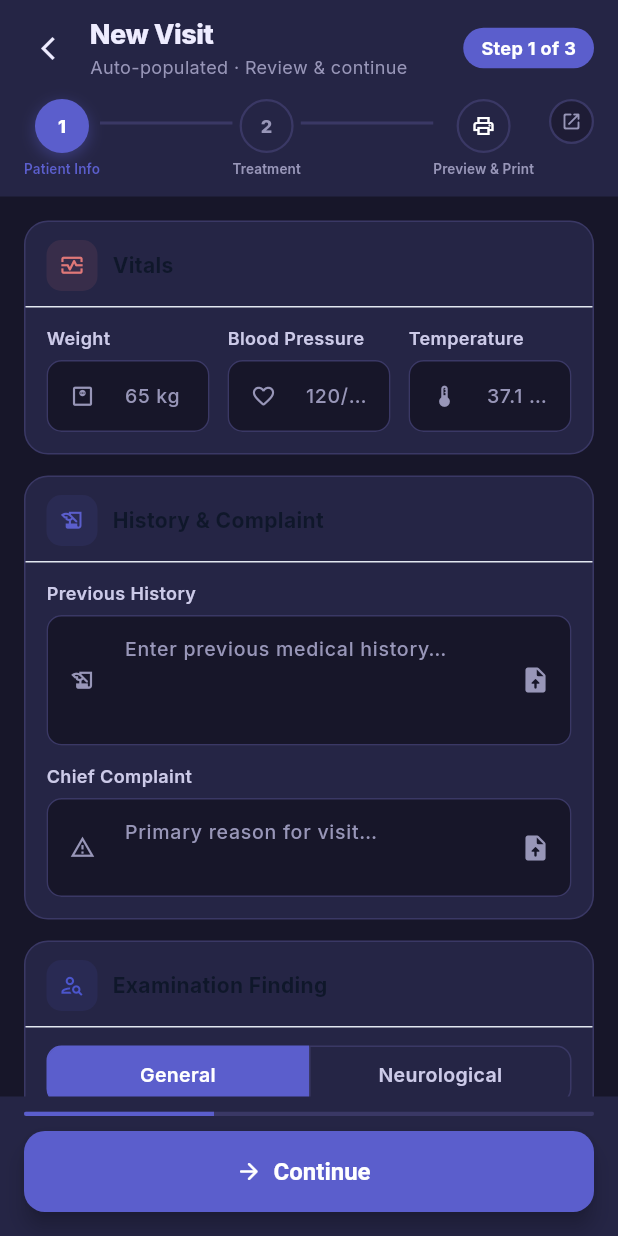
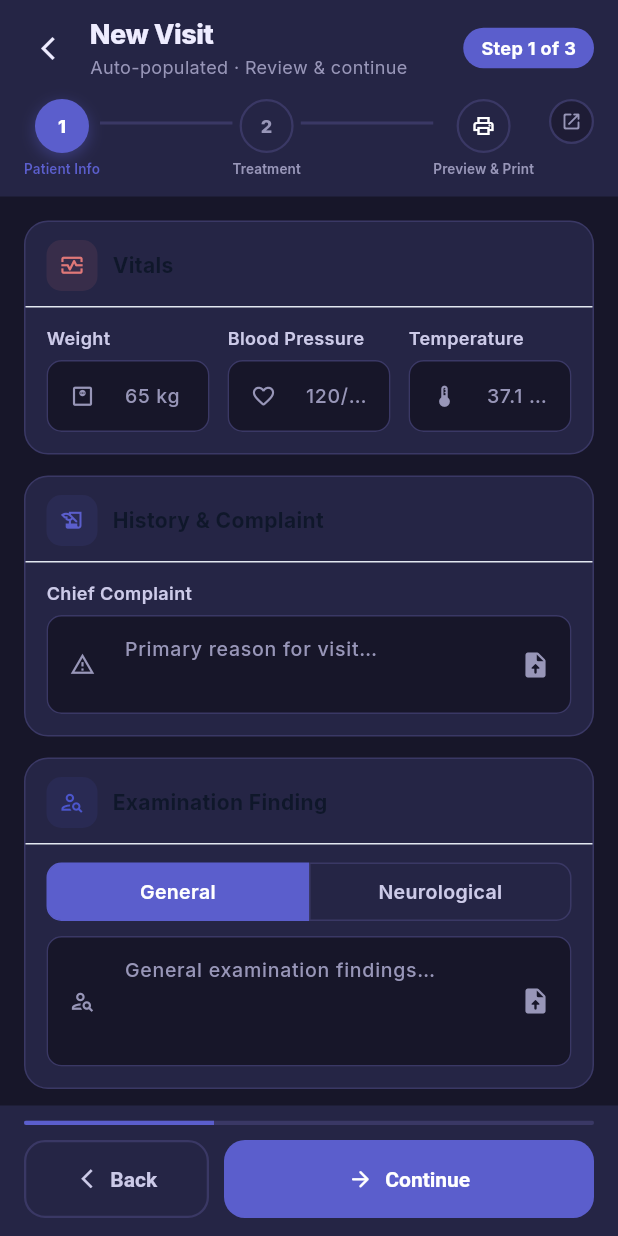
Before and after one commit to sakshidhatrak/-medical-patient-management-system-, a Flutter app: the AddVisitWizardScreen screen opened directly with empty values, swiped to page 2, on a phone screen of 412 x 824 dp. Run offline on Flutter 3.47's test engine with Material 3 defaults, Android fonts, the phone set to English and light mode, and no system bars; our stand-ins replace cached_network_image, connectivity_plus, dartz, dio, equatable, file_picker and 11 more; accounts and stored records are empty; network calls fail; project files that could hold a hidden picture were left out.

Commit message:
UI: clickable step tabs, one-line buttons, remove banner & prev-history
- Visit wizard step dots are now tappable; navigating to Preview
  (step 3) is guarded — shows a snackbar if visit not yet saved
- Back + Save Visit / Continue are now side-by-side in one row at the
  bottom (removed floating action button)
- Removed 'Patient information is auto-populated and read-only' banner
  from step 1
- Removed 'Previous History' field from Treatment tab (History &
  Complaint section now only shows Chief Complaint)
- Patient list header: replaced spine/brain image asset with a plain
  hospital icon in a maroon rounded box

Co-Authored-By: Claude Sonnet 4.6 <noreply@anthropic.com>

```diff
--- a/frontend/lib/features/patients/presentation/screens/patient_list_screen.dart
+++ b/frontend/lib/features/patients/presentation/screens/patient_list_screen.dart
@@ -327,17 +327,18 @@ class _ClinicHeader extends StatelessWidget {
           child: Row(
             children: [
               // Clinic logo
-              SizedBox(
+              Container(
                 width: 44,
-                height: 54,
-                child: Image.asset(
-                  'assets/images/app_logo.png',
-                  fit: BoxFit.contain,
-                  errorBuilder: (_, __, ___) => Icon(
-                    Icons.local_hospital,
-                    size: 32,
-                    color: _kMaroon,
-                  ),
+                height: 44,
+                decoration: BoxDecoration(
+                  color: _kMaroon,
+                  borderRadius: BorderRadius.circular(12),
+                ),
+                alignment: Alignment.center,
+                child: const Icon(
+                  Icons.local_hospital_rounded,
+                  color: Colors.white,
+                  size: 26,
                 ),
               ),
               const SizedBox(width: 8),
--- a/frontend/lib/features/visits/presentation/screens/add_visit_wizard_screen.dart
+++ b/frontend/lib/features/visits/presentation/screens/add_visit_wizard_screen.dart
@@ -479,6 +479,26 @@ class _AddVisitWizardState extends ConsumerState<AddVisitWizardScreen> {
       _pageCtrl.animateToPage(_step,
           duration: const Duration(milliseconds: 300), curve: Curves.easeInOut);
     }
+  }
+
+  // Navigate to any step via tapping the step indicator.
+  // Preview (step 2) is only reachable once the visit has been saved.
+  void _goToStep(int target) {
+    if (target == _step) return;
+    if (target == 2 && _savedVisit == null && widget.visitId == null) {
+      ScaffoldMessenger.of(context).showSnackBar(SnackBar(
+        content: const Text('Save the visit first to preview it.'),
+        behavior: SnackBarBehavior.floating,
+        backgroundColor: _kBlue,
+        shape: RoundedRectangleBorder(borderRadius: BorderRadius.circular(12)),
+        margin: const EdgeInsets.fromLTRB(16, 0, 16, 20),
+        duration: const Duration(seconds: 2),
+      ));
+      return;
+    }
+    setState(() => _step = target);
+    _pageCtrl.animateToPage(target,
+        duration: const Duration(milliseconds: 300), curve: Curves.easeInOut);
   }
 
   void _openPrint() {
@@ -673,46 +693,9 @@ class _AddVisitWizardState extends ConsumerState<AddVisitWizardScreen> {
     }
 
     final vp = MediaQuery.of(context).viewPadding;
-    final isLast    = _step == 1;
-    final isPreview = _step == 2;
     return Scaffold(
       backgroundColor: _kBg,
       resizeToAvoidBottomInset: false,
-      floatingActionButtonLocation: FloatingActionButtonLocation.centerFloat,
-      floatingActionButton: isPreview ? null : Padding(
-        padding: const EdgeInsets.symmetric(horizontal: 16),
-        child: SizedBox(
-          width: double.infinity,
-          height: 54,
-          child: ElevatedButton.icon(
-            onPressed: _saving ? null : (isLast ? _save : _nextStep),
-            style: ElevatedButton.styleFrom(
-              backgroundColor: _kBlue,
-              foregroundColor: Colors.white,
-              disabledBackgroundColor: _kBlue.withValues(alpha: 0.5),
-              elevation: 6,
-              shape: RoundedRectangleBorder(
-                  borderRadius: BorderRadius.circular(14)),
-              textStyle: const TextStyle(
-                  fontSize: 16, fontWeight: FontWeight.w700),
-            ),
-            icon: _saving
-                ? const SizedBox(
-                    width: 18, height: 18,
-                    child: CircularProgressIndicator(
-                        strokeWidth: 2, color: Colors.white))
-                : Icon(isLast
-                    ? Icons.check_circle_outline_rounded
-                    : Icons.arrow_forward_rounded,
-                    size: 18),
-            label: _saving
-                ? const SizedBox.shrink()
-                : Text(isLast
-                    ? (widget.visitId == null ? 'Save Visit' : 'Update Visit')
-                    : 'Continue'),
-          ),
-        ),
-      ),
       body: Column(children: [
         SizedBox(height: vp.top),
         _buildWizardHeader(),
@@ -799,7 +782,10 @@ class _AddVisitWizardState extends ConsumerState<AddVisitWizardScreen> {
           final idx      = i ~/ 2;
           final isDone    = idx < _step;
           final isCurrent = idx == _step;
-          return Column(children: [
+          return GestureDetector(
+            onTap: () => _goToStep(idx),
+            behavior: HitTestBehavior.opaque,
+            child: Column(children: [
               AnimatedContainer(
                 duration: const Duration(milliseconds: 250),
                 width: 36, height: 36,
@@ -831,7 +817,8 @@ class _AddVisitWizardState extends ConsumerState<AddVisitWizardScreen> {
                       fontSize: 9, fontWeight: FontWeight.w600,
                       color: isCurrent ? _kBlue : isDone ? _kSlate : _kMuted,
                       letterSpacing: 0.1)),
-          ]);
+            ]),
+          );
         }),
         // Print icon shortcut (active only on step 3)
         GestureDetector(
@@ -859,6 +846,25 @@ class _AddVisitWizardState extends ConsumerState<AddVisitWizardScreen> {
   // ── Bottom nav ────────────────────────────────────────────────────────────
   Widget _buildBottomNav() {
     final isPreview = _step == 2;
+    final isLast    = _step == 1;
+
+    // Shared button styles
+    final backStyle = OutlinedButton.styleFrom(
+      foregroundColor: _kSlate,
+      side: const BorderSide(color: _kBorder, width: 1.5),
+      padding: const EdgeInsets.symmetric(vertical: 14),
+      shape: RoundedRectangleBorder(borderRadius: BorderRadius.circular(14)),
+      textStyle: const TextStyle(fontSize: 14, fontWeight: FontWeight.w700),
+    );
+    final primaryStyle = ElevatedButton.styleFrom(
+      backgroundColor: _kBlue,
+      foregroundColor: Colors.white,
+      disabledBackgroundColor: _kBlue.withValues(alpha: 0.5),
+      elevation: 0,
+      padding: const EdgeInsets.symmetric(vertical: 14),
+      shape: RoundedRectangleBorder(borderRadius: BorderRadius.circular(14)),
+      textStyle: const TextStyle(fontSize: 14, fontWeight: FontWeight.w700),
+    );
 
     return Container(
       color: _kCard,
@@ -874,7 +880,7 @@ class _AddVisitWizardState extends ConsumerState<AddVisitWizardScreen> {
               color: _kBlue,
             ),
           ),
-          const SizedBox(height: 8),
+          const SizedBox(height: 10),
         ],
         if (isPreview) ...[
           Row(children: [
@@ -933,26 +939,51 @@ class _AddVisitWizardState extends ConsumerState<AddVisitWizardScreen> {
               ),
             ),
           ]),
-        ] else if (_step > 0)
-          Align(
-            alignment: Alignment.centerLeft,
+        ] else ...[
+          // Back + primary action on one line
+          Row(children: [
+            // Back button (step 0 goes to patient, step 1 goes to step 0)
+            Expanded(
+              flex: 1,
               child: OutlinedButton.icon(
-              onPressed: _saving ? null : _prevStep,
-              style: OutlinedButton.styleFrom(
-                foregroundColor: _kSlate,
-                side: const BorderSide(color: _kBorder, width: 1.5),
-                padding: const EdgeInsets.symmetric(
-                    horizontal: 20, vertical: 12),
-                shape: RoundedRectangleBorder(
-                    borderRadius: BorderRadius.circular(14)),
-              ),
-              icon: const Icon(Icons.arrow_back_ios_new, size: 16),
+                onPressed: _saving ? null : () {
+                  if (_step == 0) {
+                    context.pop();
+                  } else {
+                    _prevStep();
+                  }
+                },
+                icon: const Icon(Icons.arrow_back_ios_new, size: 15),
                 label: const Text('Back'),
-            ),
-          ),
-        // placeholder — FAB removed from here, now as floatingActionButton
-        // We only need enough space for FAB not to overlap back button
-        if (!isPreview) const SizedBox(height: 60),
+                style: backStyle,
+              ),
+            ),
+            const SizedBox(width: 10),
+            // Continue / Save Visit
+            Expanded(
+              flex: 2,
+              child: ElevatedButton.icon(
+                onPressed: _saving ? null : (isLast ? _save : _nextStep),
+                style: primaryStyle,
+                icon: _saving
+                    ? const SizedBox(
+                        width: 16, height: 16,
+                        child: CircularProgressIndicator(
+                            strokeWidth: 2, color: Colors.white))
+                    : Icon(
+                        isLast
+                            ? Icons.check_circle_outline_rounded
+                            : Icons.arrow_forward_rounded,
+                        size: 17),
+                label: _saving
+                    ? const SizedBox.shrink()
+                    : Text(isLast
+                        ? (widget.visitId == null ? 'Save Visit' : 'Update Visit')
+                        : 'Continue'),
+              ),
+            ),
+          ]),
+        ],
       ]),
     );
   }
@@ -987,28 +1018,6 @@ class _AddVisitWizardState extends ConsumerState<AddVisitWizardScreen> {
         return ListView(
           padding: const EdgeInsets.fromLTRB(16, 16, 16, 32),
           children: [
-            // ── Read-only notice ─────────────────────────────────────────
-            Container(
-              padding: const EdgeInsets.symmetric(horizontal: 14, vertical: 10),
-              decoration: BoxDecoration(
-                color: _kBlue.withValues(alpha: 0.06),
-                borderRadius: BorderRadius.circular(12),
-                border: Border.all(color: _kBlue.withValues(alpha: 0.2)),
-              ),
-              child: Row(children: [
-                Icon(Icons.lock_outline_rounded, color: _kBlue, size: 16),
-                const SizedBox(width: 10),
-                Expanded(child: Text(
-                  'Patient information is auto-populated and read-only. '
-                  'Treatment fields are editable in the next step.',
-                  style: TextStyle(
-                      fontSize: 12, color: _kBlue,
-                      fontWeight: FontWeight.w500),
-                )),
-              ]),
-            ),
-            const SizedBox(height: 14),
-
             // ── Visit Date & Type ────────────────────────────────────────
             _WizardCard(
               title: 'Visit Details',
@@ -1240,18 +1249,7 @@ class _AddVisitWizardState extends ConsumerState<AddVisitWizardScreen> {
         title: 'History & Complaint',
         icon: Icons.history_edu_outlined,
         color: _kBlue,
-        child: Column(children: [
-          _fieldWithUpload(
-            label: 'Previous History',
-            controller: _prevHistoryCtrl,
-            files: _prevHistoryFiles,
-            onFilesChange: (f) => _prevHistoryFiles..clear()..addAll(f),
-            maxLines: 3,
-            prefixIcon: Icons.history_edu_outlined,
-            hint: 'Enter previous medical history…',
-          ),
-          const SizedBox(height: 12),
-          _fieldWithUpload(
+        child: _fieldWithUpload(
           label: 'Chief Complaint',
           controller: _complaintCtrl,
           files: _chiefComplaintFiles,
@@ -1259,7 +1257,6 @@ class _AddVisitWizardState extends ConsumerState<AddVisitWizardScreen> {
           prefixIcon: Icons.report_problem_outlined,
           hint: 'Primary reason for visit…',
         ),
-        ]),
       ),
 
       // ── Examination Finding ──────────────────────────────────────────
```
Lines whose indentation alone changed are shown as unchanged.
